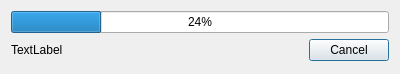
trebleshot/desktop, file src/ui/FileAdditionProgressDialog.ui: the form before one commit.
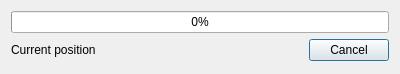
The form after the commit.

Diff of the .ui file:
```diff
--- a/src/ui/FileAdditionProgressDialog.ui
+++ b/src/ui/FileAdditionProgressDialog.ui
@@ -29,7 +29,16 @@
    <item>
     <widget class="QProgressBar" name="progressBar">
      <property name="value">
-      <number>24</number>
+      <number>0</number>
+     </property>
+     <property name="orientation">
+      <enum>Qt::Horizontal</enum>
+     </property>
+     <property name="invertedAppearance">
+      <bool>false</bool>
+     </property>
+     <property name="textDirection">
+      <enum>QProgressBar::TopToBottom</enum>
      </property>
     </widget>
    </item>
@@ -44,7 +53,7 @@
         </sizepolicy>
        </property>
        <property name="text">
-        <string>TextLabel</string>
+        <string>Current position</string>
        </property>
       </widget>
      </item>
```
